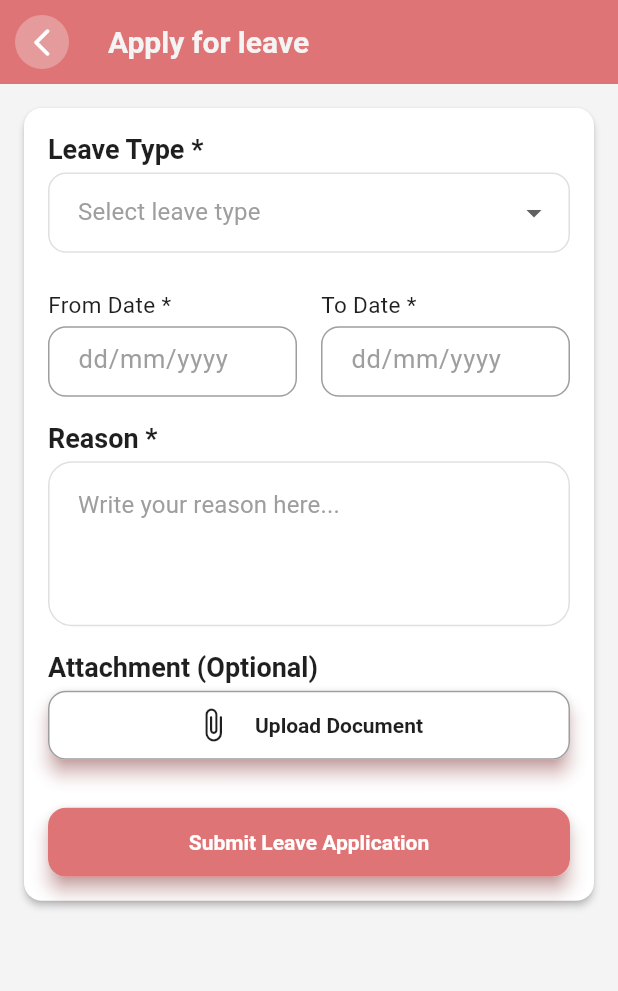
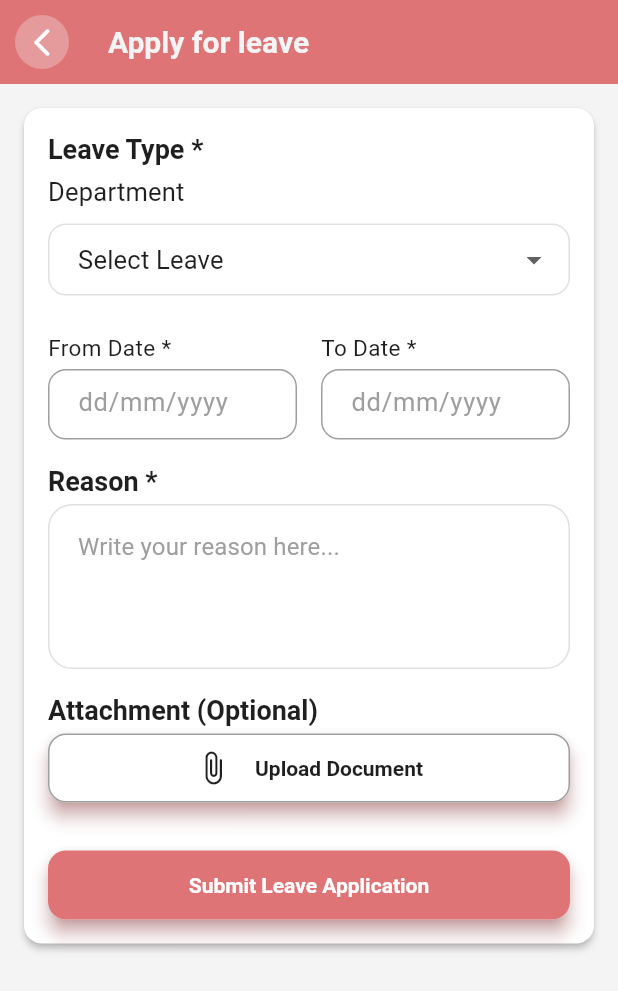
Before and after one commit to youngbrainz-manish/HRMS-YB, a Flutter app: the EmployeeLeaveScreen screen opened by its route, after a tap on "+ Apply for leave", on a phone screen of 412 x 824 dp. Shown: the top 991 px of the screen. Run offline on Flutter 3.47's test engine with Material 3 defaults, Android fonts, the phone set to English and light mode, and no system bars; our stand-ins replace flutter_svg, go_router, image_picker; accounts and stored records are empty.

Commit message:
employee ui update

```diff
--- a/lib/features/dashboard/employee/screens/leave/employee_leave_screen.dart
+++ b/lib/features/dashboard/employee/screens/leave/employee_leave_screen.dart
@@ -94,9 +94,9 @@ class EmployeeLeaveScreen extends StatelessWidget {
         crossAxisAlignment: CrossAxisAlignment.start,
         children: [
           Text(title, style: AppTextStyle().subTitleTextStyle(context: context)),
-          SizedBox(height: 6),
+          Spacer(),
           Text(days, style: AppTextStyle().titleTextStyle(context: context, fontSize: 20)),
-          SizedBox(height: 6),
+          Spacer(),
           Text(
             "days left",
             style: AppTextStyle().lableTextStyle(context: context, color: AppColors.greyColor),
--- a/lib/features/dashboard/employee/screens/leave/leave_form/leave_form_provider.dart
+++ b/lib/features/dashboard/employee/screens/leave/leave_form/leave_form_provider.dart
@@ -6,7 +6,7 @@ import 'package:image_picker/image_picker.dart';
 class LeaveFormProvider extends ChangeNotifier {
   final BuildContext context;
 
-  String? leaveType;
+  String leaveType = "Select leave type";
   final fromDate = TextEditingController();
   final toDate = TextEditingController();
   final reason = TextEditingController();
--- a/lib/features/dashboard/employee/screens/leave/leave_form/leave_form_screen.dart
+++ b/lib/features/dashboard/employee/screens/leave/leave_form/leave_form_screen.dart
@@ -5,6 +5,7 @@ import 'package:hrms_yb/core/theme/app_colors.dart';
 import 'package:hrms_yb/features/dashboard/employee/screens/leave/leave_form/leave_form_provider.dart';
 import 'package:hrms_yb/shared/utils/app_size.dart';
 import 'package:hrms_yb/shared/utils/app_text_style.dart';
+import 'package:hrms_yb/shared/widgets/app_filter_dropdown.dart';
 import 'package:hrms_yb/shared/widgets/app_multiline_textfield.dart';
 import 'package:hrms_yb/shared/widgets/common_button.dart';
 import 'package:hrms_yb/shared/widgets/common_text_field.dart';
@@ -53,40 +54,12 @@ class LeaveFormScreen extends StatelessWidget {
               Text("Leave Type *", style: AppTextStyle().titleTextStyle(context: provider.context)),
               const SizedBox(height: 4),
 
-              DropdownButtonFormField<String>(
-                decoration: InputDecoration(
-                  border: OutlineInputBorder(
-                    // borderSide: BorderSide(color: Colors.red),
-                    borderRadius: BorderRadius.circular(12),
-                  ),
-                  enabledBorder: OutlineInputBorder(
-                    borderSide: BorderSide(color: AppColors.borderGrey, width: 1),
-                    borderRadius: BorderRadius.circular(12),
-                  ),
-                  focusedBorder: OutlineInputBorder(
-                    borderSide: BorderSide(color: AppColors.primaryColor),
-                    borderRadius: BorderRadius.circular(12),
-                  ),
-                ),
-                initialValue: provider.leaveType,
-                hint: Text(
-                  "Select leave type",
-                  style: AppTextStyle().subTitleTextStyle(
-                    context: provider.context,
-                    color: AppColors.greyColor,
-                    fontSize: 16,
-                  ),
-                ),
-                items: ["Casual", "Sick", "Earned"]
-                    .map(
-                      (e) => DropdownMenuItem(
-                        value: e,
-                        child: Text(e, style: AppTextStyle().subTitleTextStyle(context: provider.context)),
-                      ),
-                    )
-                    .toList(),
-                onChanged: (v) {
-                  provider.leaveType = v;
+              AppFilterDropdown(
+                label: "Department",
+                value: "Select Leave",
+                options: ["Select Leave", "Casual", "Sick", "Earned"],
+                onChanged: (value) {
+                  provider.leaveType = value;
                   provider.updateState();
                 },
               ),
--- a/lib/features/dashboard/employee/screens/pay_slip/payslip_screen.dart
+++ b/lib/features/dashboard/employee/screens/pay_slip/payslip_screen.dart
@@ -209,7 +209,10 @@ class PayslipScreen extends StatelessWidget {
           const SizedBox(height: 8),
           Text(
             "Amount credited to your account",
-            style: AppTextStyle().subTitleTextStyle(context: context, color: AppColors.greyColor),
+            style: AppTextStyle().subTitleTextStyle(
+              context: context,
+              color: context.watch<AppThemeProvider>().isDarkMode ? AppColors.blackColor : AppColors.borderGrey,
+            ),
           ),
         ],
       ),
--- a/lib/shared/widgets/common_button.dart
+++ b/lib/shared/widgets/common_button.dart
@@ -16,6 +16,7 @@ class CommonButton extends StatelessWidget {
   final Widget? icon;
   final Color? titleColor;
   final double? fontSize;
+  final MainAxisAlignment mainAxisAlignment;
 
   const CommonButton({
     super.key,
@@ -30,6 +31,7 @@ class CommonButton extends StatelessWidget {
     this.icon,
     this.titleColor,
     this.fontSize = 14,
+    this.mainAxisAlignment = MainAxisAlignment.center,
   });
 
   @override
@@ -65,7 +67,7 @@ class CommonButton extends StatelessWidget {
                       child: CircularProgressIndicator(strokeWidth: 2, color: Colors.white),
                     )
                   : Row(
-                      mainAxisAlignment: MainAxisAlignment.center,
+                      mainAxisAlignment: mainAxisAlignment,
                       children: [
                         if (icon != null) ...[icon!, SizedBox(width: 12)],
                         Text(
--- a/lib/shared/widgets/punch_button.dart
+++ b/lib/shared/widgets/punch_button.dart
@@ -15,7 +15,7 @@ class PunchButton extends StatelessWidget {
 
   const PunchButton({
     super.key,
-    this.size = 160,
+    this.size = 140,
     this.progress = 0.75,
     this.onTap,
     this.isDarkMode,
```
Also changed, not shown: lib/features/dashboard/employee/screens/attendance/attendance_history_tile.dart (+5 -8 lines), lib/features/dashboard/employee/screens/attendance/employee_attendace_screen.dart (+6 -2 lines), lib/features/dashboard/employee/screens/home/employee_home_screen.dart (+14 -12 lines), lib/features/dashboard/employee/screens/profile/employees_profile_screen.dart (+20 -22 lines), lib/shared/widgets/action_card_button.dart (+8 -5 lines).
